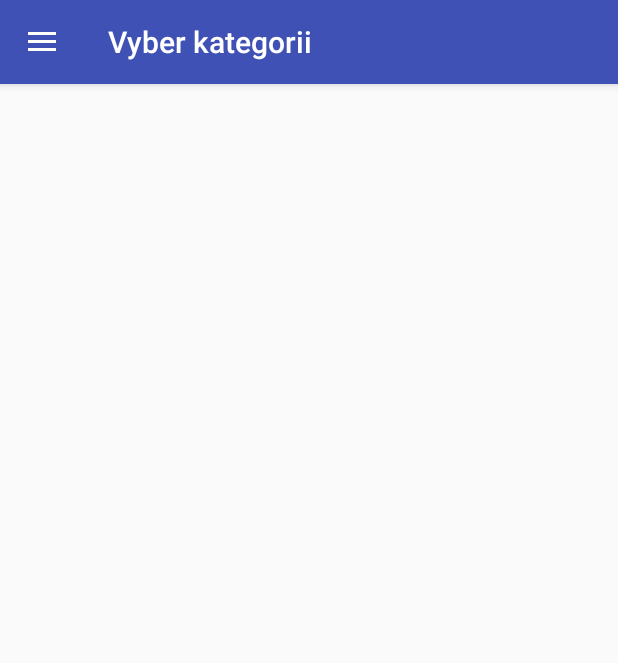
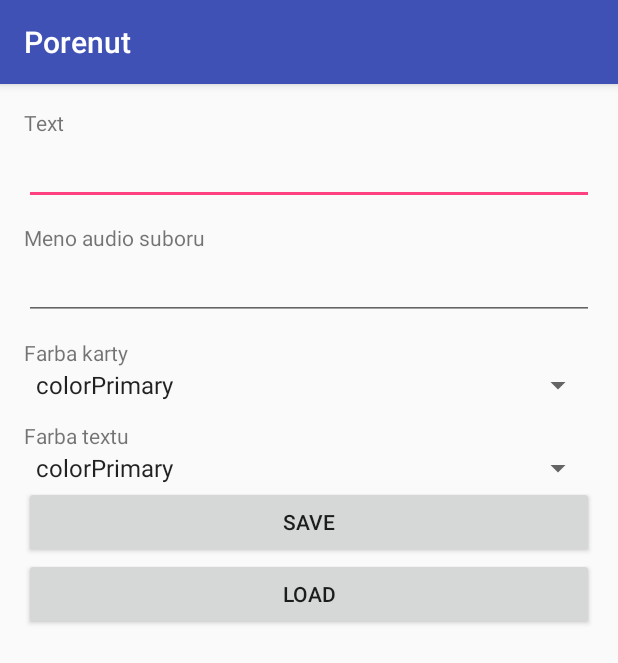
Before and after one commit to tomkru/podpora_reci, an Android app: the MainActivity screen opened directly, with no data from a screen before it, after a tap on "Administrátorský mód", on a phone screen of 412 x 824 dp. Shown: the top 663 px of the screen. Run offline under Robolectric (Android 15) with nearby library versions, the phone set to English and light mode, and no system bars; libraries missing offline, so code that uses them is left out: io.realm; 8 statements that could not run were skipped; 1 other tap on this screen came first.

Commit message:
admin mode created + load item working

```diff
--- a/Porenut/app/src/main/AndroidManifest.xml
+++ b/Porenut/app/src/main/AndroidManifest.xml
@@ -25,6 +25,7 @@
         </activity>
         <activity android:name=".activities.TextToSpeechActivity" />
         <activity android:name=".FirstRun"></activity>
+        <activity android:name=".activities.AdminModeActivity"></activity>
     </application>
 
 </manifest>
--- /dev/null
+++ b/Porenut/app/src/main/java/cz/muni/fi/pv239/porenut/activities/AdminModeActivity.java
@@ -0,0 +1,85 @@
+package cz.muni.fi.pv239.porenut.activities;
+
+import android.content.Intent;
+import android.support.v7.app.AppCompatActivity;
+import android.os.Bundle;
+import android.support.v7.widget.ButtonBarLayout;
+import android.view.View;
+import android.widget.Button;
+import android.widget.EditText;
+import android.widget.Spinner;
+import android.widget.TextView;
+
+import java.util.Arrays;
+import java.util.List;
+
+import cz.muni.fi.pv239.porenut.R;
+import io.realm.Realm;
+import io.realm.RealmConfiguration;
+
+public class AdminModeActivity extends AppCompatActivity {
+
+    private long itemId;
+
+    @Override
+    protected void onCreate(Bundle savedInstanceState) {
+        super.onCreate(savedInstanceState);
+        setContentView(R.layout.activity_admin_mode);
+
+        Button loadButton = (Button) findViewById(R.id.load_button);
+        loadButton.setOnClickListener(new View.OnClickListener() {
+            @Override
+            public void onClick(View view) {
+                Intent intent = new Intent(getApplicationContext(), ItemActivity.class);
+                intent.putExtra("categoryId", -1);
+
+                startActivity(intent);
+            }
+        });
+
+        itemId = getIntent().getLongExtra("id", -1);
+
+        Button saveButton = (Button) findViewById(R.id.save_button);
+        saveButton.setOnClickListener(new View.OnClickListener() {
+            @Override
+            public void onClick(View view) {
+                Realm.init(getApplicationContext());
+                RealmConfiguration config = new RealmConfiguration.Builder()
+                        .name("myrealm.realm")
+                        .deleteRealmIfMigrationNeeded()
+                        .build();
+
+                final Realm mRealm = Realm.getInstance(config);
+            }
+        });
+
+        if(getIntent().getBooleanExtra("toFill", false)) {
+            List<String> colors = Arrays.asList((getResources().getStringArray(R.array.colorArray)));
+
+            EditText text = (EditText) findViewById(R.id.item_text);
+            text.setText(getIntent().getStringExtra("name"));
+            EditText audioFileName = (EditText) findViewById(R.id.audio_file_name);
+            audioFileName.setText(getIntent().getStringExtra("audioFile"));
+            Spinner cardColorSpinner = (Spinner) findViewById(R.id.card_color_spinner);
+            cardColorSpinner.setSelection(getIndexFromName(getApplicationContext()
+                    .getResources()
+                    .getResourceEntryName(getIntent()
+                        .getIntExtra("cardColor", 0)), colors));
+            Spinner textColorSpinner = (Spinner) findViewById(R.id.text_color_spinner);
+            textColorSpinner.setSelection(getIndexFromName(getApplicationContext()
+                    .getResources()
+                    .getResourceEntryName(getIntent()
+                        .getIntExtra("textColor", 0)), colors));
+
+        }
+    }
+
+    private int getIndexFromName(String name, List<String> list) {
+        for(int i = 0; i < list.size(); i++) {
+            if(list.get(i).equals(name)){
+                return i;
+            }
+        }
+        return 0;
+    }
+}
--- a/Porenut/app/src/main/java/cz/muni/fi/pv239/porenut/activities/MainActivity.java
+++ b/Porenut/app/src/main/java/cz/muni/fi/pv239/porenut/activities/MainActivity.java
@@ -48,7 +48,6 @@ public class MainActivity extends AppCompatActivity
         super.onCreate(savedInstanceState);
         setContentView(R.layout.activity_main);
         mContext = getApplicationContext();
-
 
 
         Realm.init(this);
@@ -229,6 +228,8 @@ public class MainActivity extends AppCompatActivity
                         "Administratorsky rezim",
                         Toast.LENGTH_SHORT
                 ).show();
+                Intent intent = new Intent(this, AdminModeActivity.class);
+                this.startActivity(intent);
                 break;
             }
             default:
--- /dev/null
+++ b/Porenut/app/src/main/res/layout/activity_admin_mode.xml
@@ -0,0 +1,118 @@
+<?xml version="1.0" encoding="utf-8"?>
+<RelativeLayout xmlns:android="http://schemas.android.com/apk/res/android"
+    xmlns:tools="http://schemas.android.com/tools"
+    android:id="@+id/activity_admin_mode"
+    android:layout_width="match_parent"
+    android:layout_height="match_parent"
+    android:paddingBottom="@dimen/activity_vertical_margin"
+    android:paddingLeft="@dimen/activity_horizontal_margin"
+    android:paddingRight="@dimen/activity_horizontal_margin"
+    android:paddingTop="@dimen/activity_vertical_margin"
+    tools:context="cz.muni.fi.pv239.porenut.activities.AdminModeActivity">
+
+    <ScrollView
+        android:layout_width="match_parent"
+        android:layout_height="match_parent">
+
+        <LinearLayout
+            android:layout_width="match_parent"
+            android:layout_height="match_parent"
+            android:orientation="vertical" >
+
+            <TextView
+                android:text="Text"
+                android:layout_width="match_parent"
+                android:layout_height="wrap_content"
+                android:layout_alignParentTop="true"
+                android:layout_alignParentLeft="true"
+                android:layout_alignParentStart="true"
+                android:id="@+id/textView2" />
+
+            <EditText
+                android:layout_width="match_parent"
+                android:layout_height="wrap_content"
+                android:inputType="textPersonName"
+                android:ems="10"
+                android:id="@+id/item_text"
+                android:layout_below="@+id/textView2"
+                android:layout_alignParentLeft="true"
+                android:layout_alignParentStart="true" />
+
+            <TextView
+                android:text="Meno audio suboru"
+                android:layout_width="match_parent"
+                android:layout_height="wrap_content"
+                android:id="@+id/textView3"
+                android:layout_below="@+id/item_text"
+                android:layout_alignParentLeft="true"
+                android:layout_alignParentStart="true"
+                android:layout_marginTop="12dp" />
+
+            <EditText
+                android:layout_width="match_parent"
+                android:layout_height="wrap_content"
+                android:inputType="textPersonName"
+                android:ems="10"
+                android:id="@+id/audio_file_name"
+                android:layout_below="@+id/textView3"
+                android:layout_alignParentLeft="true"
+                android:layout_alignParentStart="true" />
+
+            <TextView
+                android:text="Farba karty"
+                android:layout_width="match_parent"
+                android:layout_height="wrap_content"
+                android:id="@+id/textView4"
+                android:layout_below="@+id/audio_file_name"
+                android:layout_alignParentLeft="true"
+                android:layout_alignParentStart="true"
+                android:layout_marginTop="12dp" />
+
+            <Spinner
+                android:layout_width="match_parent"
+                android:layout_height="wrap_content"
+                android:id="@+id/card_color_spinner"
+                android:entries="@array/colorArray"/>
+
+            <TextView
+                android:text="Farba textu"
+                android:layout_width="match_parent"
+                android:layout_height="wrap_content"
+                android:id="@+id/textView5"
+                android:layout_below="@+id/card_color_spinner"
+                android:layout_alignParentLeft="true"
+                android:layout_alignParentStart="true"
+                android:layout_marginTop="12dp" />
+
+            <Spinner
+                android:layout_width="match_parent"
+                android:layout_height="wrap_content"
+                android:id="@+id/text_color_spinner"
+                android:entries="@array/colorArray"/>
+
+            <Button
+                android:text="Save"
+                android:layout_width="match_parent"
+                android:layout_height="wrap_content"
+                android:id="@+id/save_button"
+                android:layout_alignParentBottom="true"
+                android:layout_alignParentLeft="true"
+                android:layout_alignParentStart="true"
+                android:layout_alignParentRight="true"
+                android:layout_alignParentEnd="true" />
+
+            <Button
+                android:text="Load"
+                android:layout_width="match_parent"
+                android:layout_height="wrap_content"
+                android:id="@+id/load_button"
+                android:layout_above="@+id/save_button"
+                android:layout_alignParentLeft="true"
+                android:layout_alignParentStart="true"
+                android:layout_alignParentRight="true"
+                android:layout_alignParentEnd="true" />
+
+        </LinearLayout>
+    </ScrollView>
+
+</RelativeLayout>
--- a/Porenut/app/src/main/res/values/colors.xml
+++ b/Porenut/app/src/main/res/values/colors.xml
@@ -6,4 +6,13 @@
     <color name="colorCategoryCardDefault">#c9f2f7</color>
     <color name="colorItemCardDefault">#c9e2f7</color>
     <color name="colorCategoryTextDefault">#000000</color>
+
+    <array name="colorArray">
+        <item name="Fialova">colorPrimary</item>
+        <item name="Modra">colorPrimaryDark</item>
+        <item name="Ruzova">colorAccent</item>
+        <item name="Svetlo Modra">colorCategoryCardDefault</item>
+        <item name="Seda">colorItemCardDefault</item>
+        <item name="Cierna">colorCategoryTextDefault</item>
+    </array>
 </resources>
```
Also changed, not shown: Porenut/app/src/main/java/cz/muni/fi/pv239/porenut/activities/ItemActivity.java (+16 -4 lines), Porenut/app/src/main/java/cz/muni/fi/pv239/porenut/adapters/ItemAdapter.java (+32 -1 lines).
